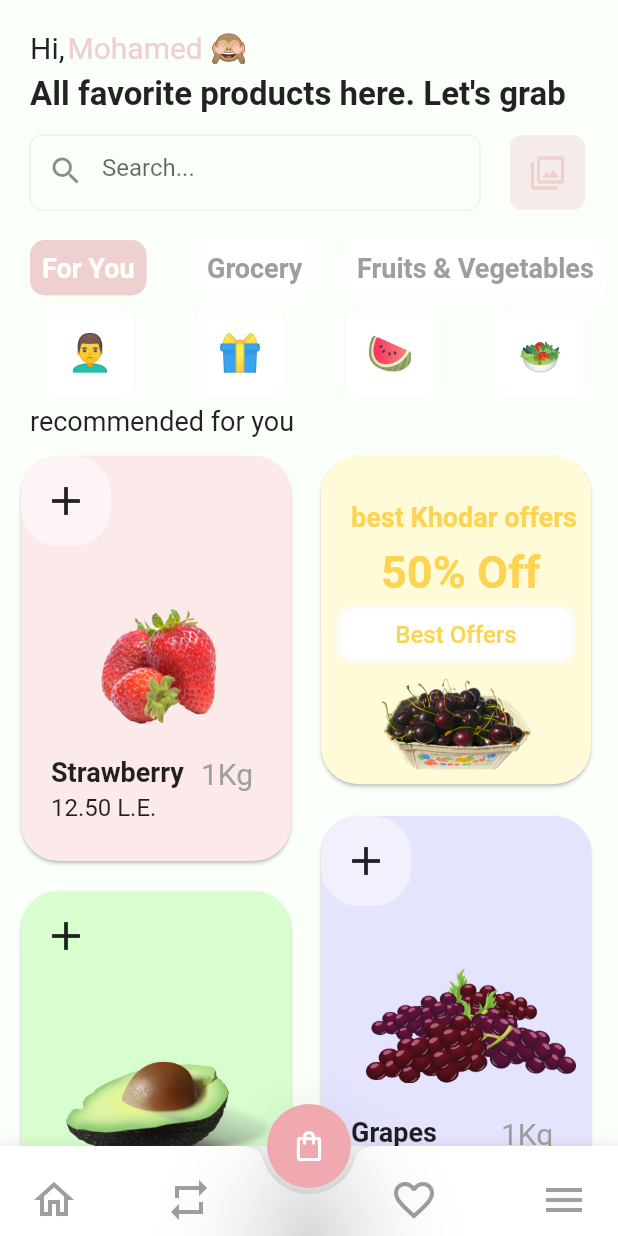
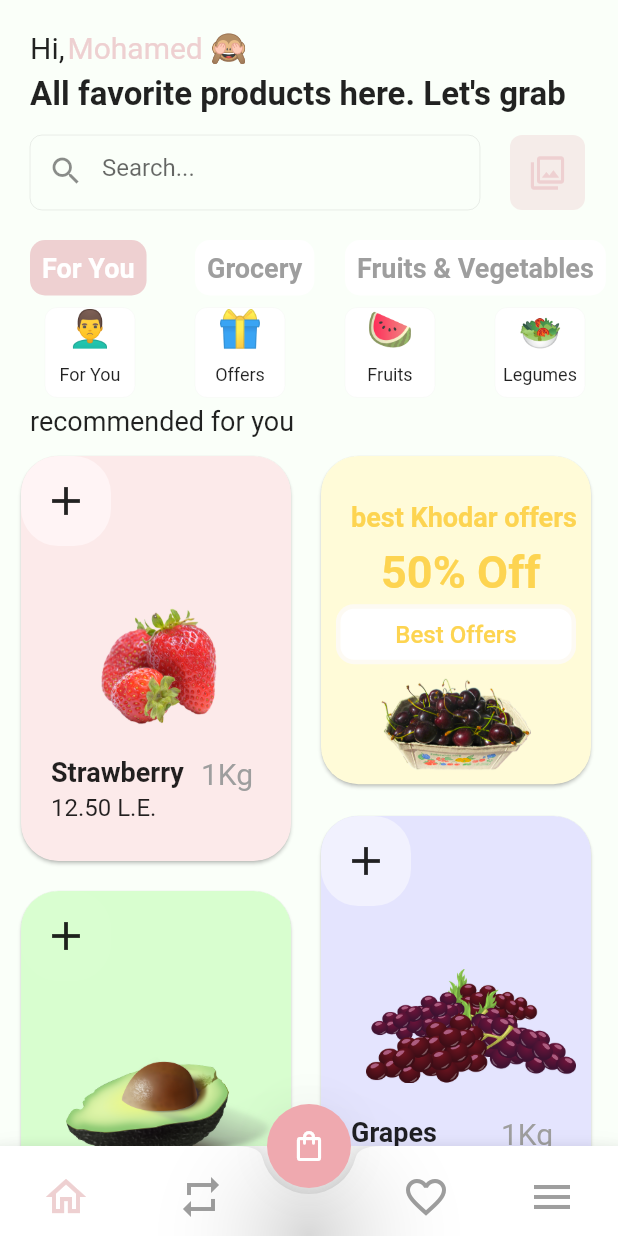
Before and after one commit to devenderbutani21/challenge-5, a Flutter app: the screen it shows after launch, on a phone screen of 412 x 824 dp. Run offline on Flutter 3.47's test engine with Material 2 defaults, Android fonts, the phone set to English and light mode, and no system bars; our stand-ins replace carousel_slider; Roboto replaces fonts that are missing (Arial).

Commit message:
Complted Design

```diff
--- a/lib/main.dart
+++ b/lib/main.dart
@@ -20,6 +20,8 @@ enum CategoryItems {
   legumes,
 }
 
+Color color = Color(0xffeed0d1);
+
 void main() {
   runApp(MyApp());
 }
@@ -31,7 +33,7 @@ class MyApp extends StatelessWidget {
       debugShowCheckedModeBanner: false,
       title: 'Challenge-5',
       theme: ThemeData(
-        primaryColor: Color(0xffeed0d1),
+        primaryColor: color,
         visualDensity: VisualDensity.adaptivePlatformDensity,
       ),
       home: MyHomePage(),
@@ -55,11 +57,13 @@ class _MyHomePageState extends State<MyHomePage> {
     return SafeArea(
       child: Scaffold(
         body: SingleChildScrollView(
+          scrollDirection: Axis.vertical,
           child: Container(
-            height: deviceSize.height,
+            height: 1.275 * deviceSize.height ,
             width: deviceSize.width,
             color: Color(0xfffafff9),
             child: Stack(
+              overflow: Overflow.visible,
               children: <Widget>[
                 Positioned(
                   top: 20,
@@ -77,7 +81,7 @@ class _MyHomePageState extends State<MyHomePage> {
                   child: Text(
                     'Mohamed',
                     style: TextStyle(
-                      color: Color(0xffeed0d1),
+                      color: color,
                       fontSize: 20.0,
                     ),
                   ),
@@ -134,11 +138,11 @@ class _MyHomePageState extends State<MyHomePage> {
                     width: 50,
                     decoration: BoxDecoration(
                       borderRadius: BorderRadius.circular(8.0),
-                      color: Color(0xffeed0d1).withOpacity(0.4),
+                      color: color.withOpacity(0.4),
                     ),
                     child: Icon(
                       Icons.filter,
-                      color: Color(0xffeed0d1),
+                      color: color,
                     ),
                   ),
                 ),
@@ -182,10 +186,10 @@ class _MyHomePageState extends State<MyHomePage> {
                         'Fruits & Vegetables'),
                   ),
                 ),
-                CategoryItem('🙎‍♂', 205, 30),
-                CategoryItem('🎁', 205, 130),
-                CategoryItem('🍉', 205, 230),
-                CategoryItem('🥗', 205, 330),
+                CategoryItem('🙎‍♂', 'For You', 205, 30),
+                CategoryItem('🎁', 'Offers',205, 130),
+                CategoryItem('🍉', 'Fruits',205, 230),
+                CategoryItem('🥗', 'Legumes',205, 330),
                 Positioned(
                   top: 270,
                   left: 20,
@@ -242,7 +246,7 @@ class _MyHomePageState extends State<MyHomePage> {
                     '12.50 L.E.',
                   ),
                 ),
-              ],
+          ],
             ),
           ),
         ),
--- a/lib/widgets/bottom_navbar.dart
+++ b/lib/widgets/bottom_navbar.dart
@@ -1,6 +1,22 @@
 import 'package:flutter/material.dart';
 
-class BottomNavBar extends StatelessWidget {
+enum bottomNav {
+  home,
+  repeat,
+  favorite,
+  menu,
+}
+
+Color color = Color(0xffeed0d1);
+
+class BottomNavBar extends StatefulWidget {
+  @override
+  _BottomNavBarState createState() => _BottomNavBarState();
+}
+
+class _BottomNavBarState extends State<BottomNavBar> {
+  bottomNav _selected = bottomNav.home;
+
   @override
   Widget build(BuildContext context) {
     return BottomAppBar(
@@ -12,39 +28,67 @@ class BottomNavBar extends StatelessWidget {
         child: Stack(
           children: <Widget>[
             Positioned(
-              top: 20,
+              top: 10,
               left: 20,
-              child: Icon(
+              child: IconButton(
+                icon: Icon(
                   Icons.home_outlined,
-                color: Colors.grey,
+                  color: _selected == bottomNav.home ? color : Colors.grey,
                   size: 32,
+                ),
+                onPressed: () {
+                  setState(() {
+                    _selected = bottomNav.home;
+                  });
+                },
               ),
             ),
             Positioned(
-              top: 20,
+              top: 10,
               left: 110,
-              child: Icon(
+              child: IconButton(
+                icon: Icon(
                   Icons.repeat,
-                color: Colors.grey,
+                  color: _selected == bottomNav.repeat ? color : Colors.grey,
                   size: 32,
+                ),
+                onPressed: () {
+                  setState(() {
+                    _selected = bottomNav.repeat;
+                  });
+                },
               ),
             ),
             Positioned(
-              top: 20,
+              top: 10,
               left: 260,
-              child: Icon(
+              child: IconButton(
+                icon: Icon(
                   Icons.favorite_border,
-                color: Colors.grey,
+                  color: _selected == bottomNav.favorite ? color : Colors.grey,
                   size: 32,
+                ),
+                onPressed: () {
+                  setState(() {
+                    _selected = bottomNav.favorite;
+                  });
+                },
               ),
             ),
             Positioned(
-              top: 20,
+              top: 10,
               right: 20,
-              child: Icon(
+              child: IconButton(
+                icon: Icon(
                   Icons.menu,
-                color: Colors.grey,
+                  color: _selected == bottomNav.menu ? color : Colors.grey,
                   size: 32,
+                ),
+                onPressed: () {
+                  setState(() {
+                    _selected = bottomNav.menu;
+                  });
+                },
               ),
             ),
           ],
--- a/lib/widgets/category_item.dart
+++ b/lib/widgets/category_item.dart
@@ -2,10 +2,11 @@ import 'package:flutter/material.dart';
 
 class CategoryItem extends StatelessWidget {
   String item;
+  String title;
   double topPos;
   double leftPos;
 
-  CategoryItem(this.item, this.topPos, this.leftPos);
+  CategoryItem(this.item,this.title, this.topPos, this.leftPos);
 
   @override
   Widget build(BuildContext context) {
@@ -23,13 +24,26 @@ class CategoryItem extends StatelessWidget {
             width: 0.05,
           ),
         ),
-        child: Center(
-          child: Text(
-            item,
-            style: TextStyle(
-              fontSize: 24,
+        child: Column(
+          children: <Widget>[
+            Center(
+              child: Text(
+                item,
+                style: TextStyle(
+                  fontSize: 24,
+                ),
+              ),
             ),
-          ),
+            SizedBox(height: 10,),
+            Center(
+              child: Text(
+                title,
+                style: TextStyle(
+                  fontSize: 12,
+                ),
+              ),
+            ),
+          ],
         ),
       ),
     );
```
Lines whose indentation alone changed are shown as unchanged.
